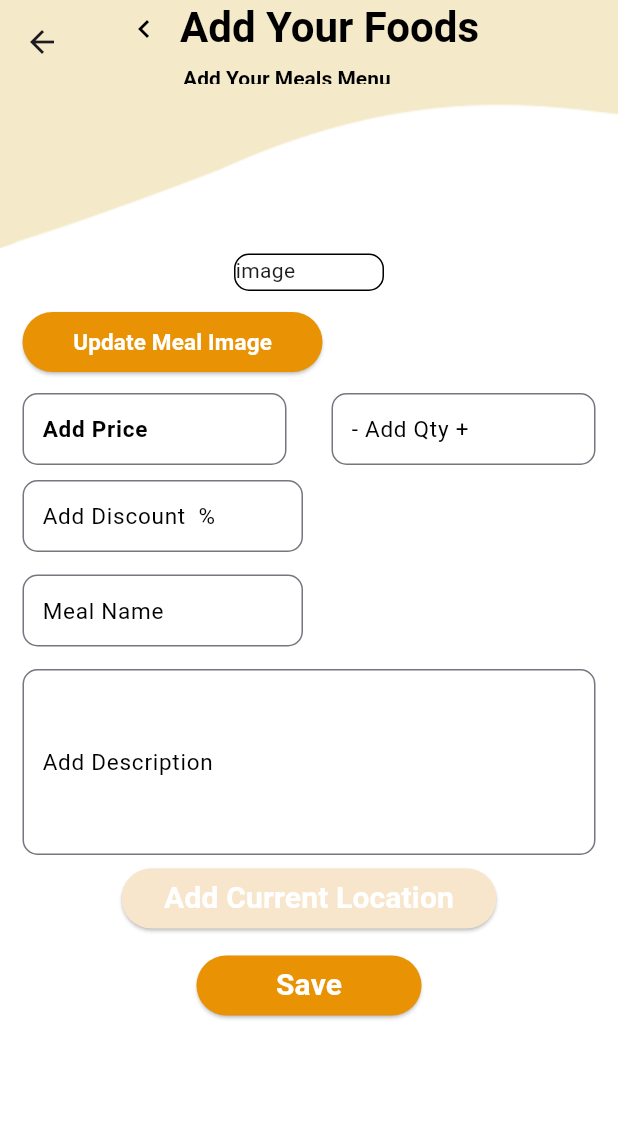
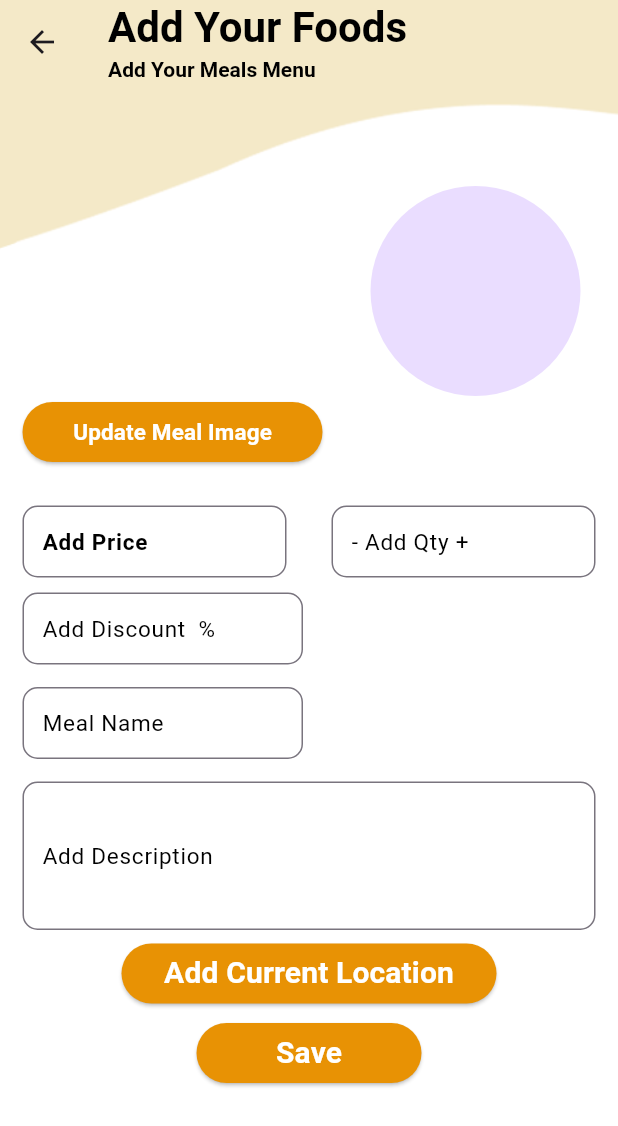
Before and after one commit to ssgamage/foodapp, a Flutter app: the FoodAddPage screen opened directly, on a phone screen of 412 x 824 dp. Shown: the top 1126 px of the screen. Run offline on Flutter 3.47's test engine with Material 3 defaults, Android fonts, the phone set to English and light mode, and no system bars; our stand-ins replace cloud_firestore, firebase_auth, firebase_core; accounts and stored records are empty.

Commit message:
Seller Flow some changes done

```diff
--- a/lib/pages/sellerFlow/food_details_page.dart
+++ b/lib/pages/sellerFlow/food_details_page.dart
@@ -14,16 +14,6 @@ class FoodAddPage extends StatelessWidget {
           children: [
             Row(
               children: [
-                IconButton(
-                  icon: Icon(
-                    Icons.chevron_left,
-                    color: Colors.black,
-                  ),
-                  onPressed: () {
-                    // Handle back button press
-                    print('Back button pressed');
-                  },
-                ),
                 Text(
                   'Add Your Foods',
                   style: TextStyle(
@@ -34,16 +24,13 @@ class FoodAddPage extends StatelessWidget {
                 ),
               ],
             ),
-            const Padding(
-              padding: EdgeInsets.fromLTRB(50, 0, 0, 0),
-              child: Text(
+            Text(
               'Add Your Meals Menu',
               // Text below the title
               style: TextStyle(
                 fontWeight: FontWeight.bold,
                 fontSize: 14,
                 color: CustomColor.textBlack,
-                ),
               ),
             ),
           ],
@@ -59,22 +46,20 @@ class FoodAddPage extends StatelessWidget {
         child: Center(
           child: SingleChildScrollView(
             child: Column(
-              mainAxisAlignment: MainAxisAlignment.center,
-              crossAxisAlignment: CrossAxisAlignment.center,
               children: <Widget>[
-                //Meal image
-                Container(
-                  width: 100,
-                  height: 25.0,
-                  child: Text('image'),
-                  decoration: BoxDecoration(
-                    border: Border.all(color: CustomColor.textBlack),
-                    borderRadius: BorderRadius.circular(10.0),
+                Align(
+                  alignment: Alignment.centerRight,
+                  child: Padding(
+                    padding: const EdgeInsets.only(right: 25.0),
+                    // Meal image
+                    child: CircleAvatar(
+                      radius: 70,
+                      // child: Image.asset('assets/images/your_meal_image.png'),
                     ),
                   ),
-                SizedBox(height: 10.0),
+                ),
 
-                //elevate 01
+                // elevate 01
                 Container(
                   padding: const EdgeInsets.symmetric(horizontal: 15),
                   alignment: Alignment.centerLeft,
@@ -97,7 +82,7 @@ class FoodAddPage extends StatelessWidget {
                     ),
                   ),
                 ),
-                SizedBox(height: 10),
+                SizedBox(height: 25),
 
                 // Add Qty and Add Price TextFormFields
                 Row(
@@ -202,14 +187,14 @@ class FoodAddPage extends StatelessWidget {
                         borderRadius: BorderRadius.circular(10),
                       ),
                       contentPadding: const EdgeInsets.only(
-                          right: 0, left: 5, top: 50, bottom: 50),
+                          right: 0, left: 5, top: 25, bottom: 50),
                     ),
                   ),
                 ),
 
                 SizedBox(height: 5),
 
-                //elevate 02
+                // elevate 02
                 ElevatedButton(
                   onPressed: () {
                     Navigator.push(
@@ -222,7 +207,7 @@ class FoodAddPage extends StatelessWidget {
                   style: ElevatedButton.styleFrom(
                     fixedSize: Size(250, 20),
                     foregroundColor: CustomColor.textWhite,
-                    backgroundColor: CustomColor.backgroundSecondary,
+                    backgroundColor: CustomColor.orangeMain,
                   ),
                   child: Text(
                     'Add Current Location',
@@ -233,9 +218,9 @@ class FoodAddPage extends StatelessWidget {
                   ),
                 ),
 
-                SizedBox(height: 10),
+                SizedBox(height: 5),
 
-                //elevate 03
+                // elevate 03
                 ElevatedButton(
                   onPressed: () {
                     Navigator.push(
--- a/lib/pages/sellerFlow/reserved_page.dart
+++ b/lib/pages/sellerFlow/reserved_page.dart
@@ -9,6 +9,7 @@ class ReservedPage extends StatelessWidget {
     return Scaffold(
       backgroundColor: Color.fromARGB(255, 231, 221, 201),
       appBar: AppBar(
+        backgroundColor: Color.fromARGB(255, 231, 221, 201),
         title: Text(
           'Reserve',
           style: TextStyle(
@@ -36,11 +37,11 @@ class ReservedPage extends StatelessWidget {
       ),
       body: Column(
         children: [
-          SizedBox(height: 25),
+          SizedBox(height: 15),
           SizedBox(
             width: 100,
             child: Container(
-              padding: EdgeInsets.all(12),
+              padding: EdgeInsets.all(5),
               decoration: BoxDecoration(
                 border: Border.all(color: Color.fromARGB(255, 236, 162, 14)),
                 borderRadius: BorderRadius.circular(7),
@@ -54,7 +55,7 @@ class ReservedPage extends StatelessWidget {
               ),
             ),
           ),
-          SizedBox(height: 15),
+          SizedBox(height: 10),
           Column(
             crossAxisAlignment: CrossAxisAlignment.start,
             children: [
```
Lines whose indentation alone changed are shown as unchanged.
